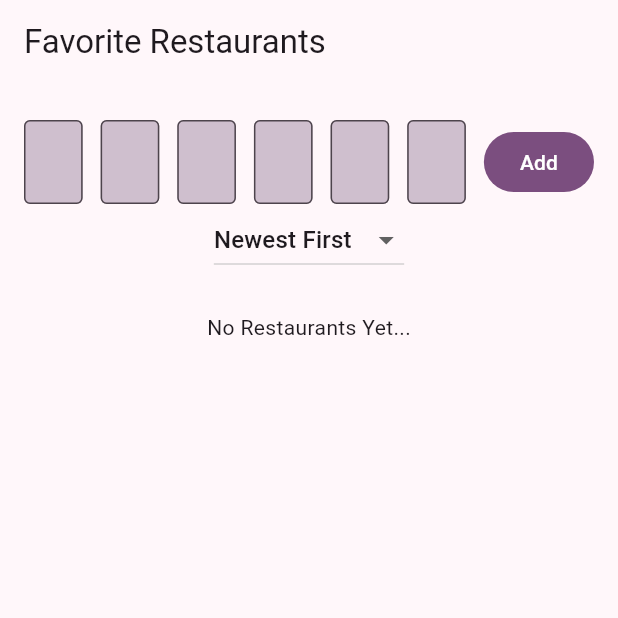
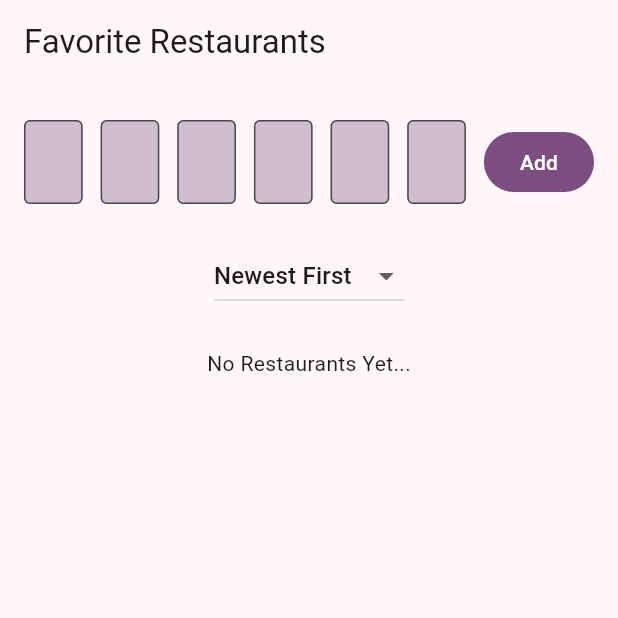
Before and after one commit to nrasanen-learn/cis_project2_resaurant_app_flutter, a Flutter app: the screen it shows after launch, on a phone screen of 412 x 824 dp, the top half of it. Run offline on Flutter 3.47's test engine with Material 3 defaults, Android fonts, the light colour scheme and no system bars; our stand-ins replace cloud_firestore, firebase_core; accounts and stored records are empty.

Commit message:
Final Submission

```diff
--- a/lib/main.dart
+++ b/lib/main.dart
@@ -1,9 +1,10 @@
-import 'package:cis_project2_resaurant_app/restaurant.dart';
+import 'package:cis_project2_resaurant_app/restaurant.dart'; // never used the restaurant class to create instances
 import 'package:flutter/material.dart';
 import 'package:firebase_core/firebase_core.dart';
 import 'package:cloud_firestore/cloud_firestore.dart';
 import 'firebase_options.dart';
 
+// main async method to initialise the application
 void main() async {
   WidgetsFlutterBinding.ensureInitialized();
   await Firebase.initializeApp(
@@ -31,8 +32,9 @@ class RestaurantApp extends StatefulWidget {
   @override
   State<RestaurantApp> createState() => _RestaurantAppState();
 }
-
+// the app state which will update the users screen if any changes are made to the components within this state
 class _RestaurantAppState extends State<RestaurantApp> {
+  // sorting variables and variableshow to make the different criteria for sorting ascending or descending with booleans
   String _sortField = 'createdAt'; // default sort
   bool get _isDescending {   //_isDescending taken from ai
     switch (_sortField) {
@@ -46,7 +48,7 @@ class _RestaurantAppState extends State<RestaurantApp> {
     }
   }
 
-  // Controller for the input field
+  // Controllers for the input field
   final TextEditingController _RestaurantName = TextEditingController();
   final TextEditingController _RestaurantType = TextEditingController();
   final TextEditingController _RestaurantDescription = TextEditingController();
@@ -55,6 +57,7 @@ class _RestaurantAppState extends State<RestaurantApp> {
   final TextEditingController _RestaurantPrice = TextEditingController();
   // final TextEditingController _RestaurantImage = TextEditingController();
 
+  // sorting method that allows the user to select from a dropdown menu
   Widget SortSelector() {
     return DropdownButton<String>(
       value: _sortField,
@@ -73,7 +76,7 @@ class _RestaurantAppState extends State<RestaurantApp> {
   }
 
 
-  // Local list of restaurants (Phase 1: local; Phase 2: Firestore stream replaces this).
+  // Local list of restaurants
   late final CollectionReference<Map<String, dynamic>> restaurants;
 
   @override
@@ -82,7 +85,7 @@ class _RestaurantAppState extends State<RestaurantApp> {
     restaurants = FirebaseFirestore.instance.collection('RESTAURANTS');
   }
 
-  // add one restaurant from the TextField to the local list.
+  // add one restaurant from the TextField to the local list including the code a few lines down.
   void _addRestaurant() {
     final newRestaurantName = _RestaurantName.text.trim();
     final newRestaurantType = _RestaurantType.text.trim();
@@ -92,6 +95,7 @@ class _RestaurantAppState extends State<RestaurantApp> {
     final newRestaurantPrice = _RestaurantPrice.text.trim();
     // final newRestaurantImage = _RestaurantName.text.trim();
 
+    // makes sure all fields are filled before adding to the database
     if (newRestaurantName.isEmpty && newRestaurantType.isEmpty && newRestaurantPrice.isEmpty
         && newRestaurantRating.isEmpty && newRestaurantMenuItem.isEmpty && newRestaurantDescription.isEmpty
         /* && newRestaurantImage.isEmpty */) return;
@@ -103,7 +107,6 @@ class _RestaurantAppState extends State<RestaurantApp> {
             'menuItem': newRestaurantMenuItem,
             'rating': double.tryParse(newRestaurantRating) ?? 0.0,
             'price': double.tryParse(newRestaurantPrice) ?? 0.0,
-            // 'typeOfRestaurant': newRestaurantType,
             'createdAt': FieldValue.serverTimestamp(),}
       );
       _RestaurantName.clear();
@@ -117,13 +120,14 @@ class _RestaurantAppState extends State<RestaurantApp> {
     });
   }
 
-  // ACTION: remove the restaurant with the given fire base id.
+  // remove the restaurant with the given fire base id. (never used/ started for future improvements)
   void _removeRestaurantAt(String id) {
     setState(() {
       restaurants.doc(id).delete(); // remove restaurant from fireStore
     });
   }
 
+  // build method which compiles all of my functions to display to the uses
   @override
   Widget build(BuildContext context) {
     return Scaffold(
@@ -132,26 +136,16 @@ class _RestaurantAppState extends State<RestaurantApp> {
         padding: const EdgeInsets.fromLTRB(16, 24, 16, 16),
         child: Column(
           children: [
-            // ====== Restaurant Input  ======
+            // Restaurant Input
             EnterNewRestaurantWidget(),
-
-            /*const SizedBox(height: 24),
-            Expanded(
-              child: ElevatedButton(onPressed: /*sortingMethod*/, child: Text("Sort by Price"))
-            ),
-            Expanded(
-                child: ElevatedButton(onPressed: /*sortingMethod*/, child: Text("Sort by Restaurant Name"))
-            ),
-            Expanded(
-                child: ElevatedButton(onPressed: /*sortingMethod*/, child: Text("Sort by Rating"))
-            ),
-             */
-
+            // Spacer for formating
+            const SizedBox(height: 24),
+            // Sorting Dropdown
             SortSelector(),
-            // ====== Spacer for formating ======
+            // Spacer for formating
             const SizedBox(height: 24),
             Expanded(
-              // ====== Restaurant List ======
+              // Restaurant List
               child: RestaurantListWidget(),
             ),
           ],
@@ -160,6 +154,7 @@ class _RestaurantAppState extends State<RestaurantApp> {
     );
   }
 
+  // this contains my list builder which creates the list from the data of the database and it is comprised of cards and listTiles
   StreamBuilder<QuerySnapshot<Map<String, dynamic>>> RestaurantListWidget() {
     return StreamBuilder<QuerySnapshot<Map<String, dynamic>>>(
         stream: restaurants.orderBy(_sortField, descending: _isDescending).snapshots(),
@@ -186,7 +181,7 @@ class _RestaurantAppState extends State<RestaurantApp> {
               final String restaurantPrice = (doc.data()['price'] != null ? doc.data()['price'].toString() : 'No Price');
               return Dismissible(
                 key: ValueKey(restaurantId),
-                // ====== Item Tile ======
+                // A card and listTile to format the data to the user
                 child: Card(
                   color:  Color(0xFFC8A2C8),
                   shadowColor: Color(0xFF000000),
@@ -203,10 +198,12 @@ class _RestaurantAppState extends State<RestaurantApp> {
     );
   }
 
+  // this is my method that allows the user to enter in a new instance of a restaurant and add it to the list
+  // it does this by getting the TextInput method below and giving it the connected restaurant data types and labels
   Widget EnterNewRestaurantWidget() {
     return Row(
       children: [
-        // ====== Item Name TextField ======
+        // Item Name TextField
         Expanded(
           child: TextInput(_RestaurantName, "Name:")
         ),
@@ -231,12 +228,15 @@ class _RestaurantAppState extends State<RestaurantApp> {
             child: TextInput(_RestaurantPrice, "Price:")
         ),
         const SizedBox(width: 12),
-        // ====== Add Item Button ======
+        // Add Item Button
         FilledButton(onPressed: _addRestaurant, child: const Text('Add')),
       ],
     );
   }
 
+  // this gets called in EnterNewRestaurantWidget and is the individual text fields that comprise the method above
+  // it also contains the cosmetic features of the input fields
+  // this method is separated to make code more readable by not have the same code six times over
   Widget TextInput(TextEditingController restaurantAttribute, String name) {
     return TextField(
       controller: restaurantAttribute,
@@ -250,9 +250,4 @@ class _RestaurantAppState extends State<RestaurantApp> {
       ),
     );
   }
-
-  //Widget PriceSort(List restaurants) {
-  //  restaurants.sort(_RestaurantPrice);
-  //}
-
 }
```
